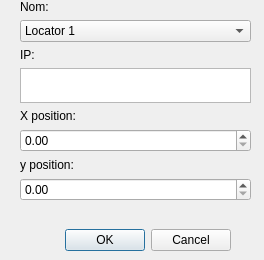
This is WeNetworkAoAlocator/dialogaddlocator.ui in Hitarque/WeNetwork-Aoa-OpenProject as Qt 5 draws it before an edit. The edited form follows.
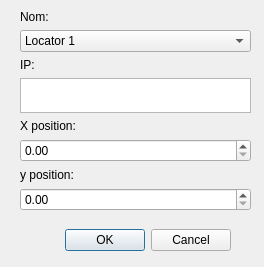
This is the edited form.

What changed in the file:
```diff
--- a/WeNetworkAoAlocator/dialogaddlocator.ui
+++ b/WeNetworkAoAlocator/dialogaddlocator.ui
@@ -7,7 +7,7 @@
     <x>0</x>
     <y>0</y>
     <width>264</width>
-    <height>260</height>
+    <height>267</height>
    </rect>
   </property>
   <property name="windowTitle">
@@ -33,7 +33,7 @@
    <property name="geometry">
     <rect>
      <x>20</x>
-     <y>0</y>
+     <y>10</y>
      <width>231</width>
      <height>201</height>
     </rect>
```
Left out of the diff: 2 changed lines with no effect on the pictures.
